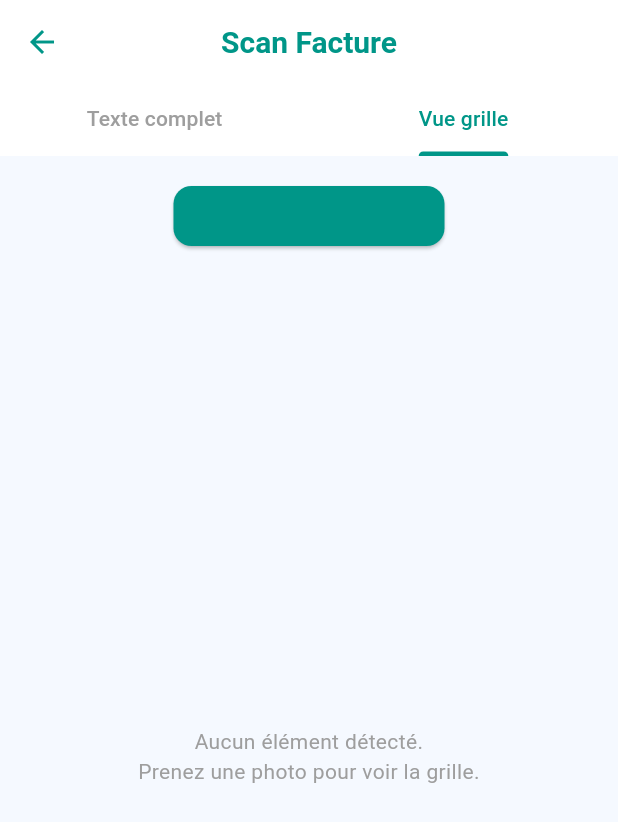
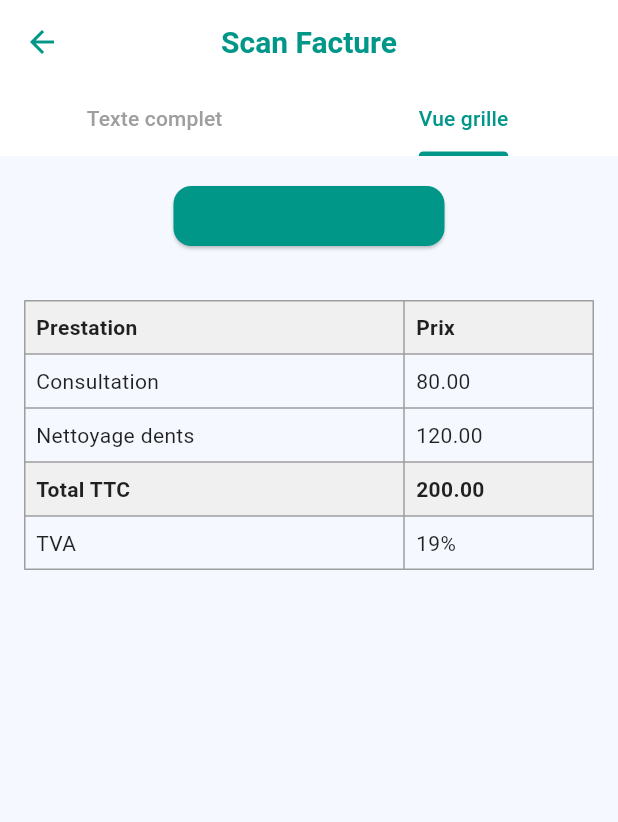
Before and after one commit to sabri-jammoussi/Projet_flutter_iit, a Flutter app: the RecognitionPage screen opened by its route, tab 2 chosen, on a phone screen of 412 x 824 dp. Shown: the top 822 px of the screen. Run offline on Flutter 3.47's test engine with Material 3 defaults, Android fonts, the phone set to English and light mode, and no system bars; our stand-ins replace carousel_slider, cloud_firestore, firebase_auth, firebase_core, fl_chart, flutter_local_notifications and 8 more; missing offline and left inert: google_mlkit_text_recognition; accounts and stored records are empty.

Commit message:
fix scan facture

```diff
--- a/lib/config/global_params.dart
+++ b/lib/config/global_params.dart
@@ -43,7 +43,7 @@ class GlobalParams {
       "route": "/statistiques"
     },
     {
-      "title": "Notification",
+      "title": "notification",
       "icon": Icon(
         Icons.notifications,
         color: Colors.teal,
@@ -51,7 +51,7 @@ class GlobalParams {
       "route": "/notifications"
     },
     {
-      "title": "mlkit",
+      "title": "scan_invoice",
       "icon": Icon(
         Icons.contact_page,
         color: Colors.teal,
--- a/lib/pages/home/home_page.dart
+++ b/lib/pages/home/home_page.dart
@@ -156,7 +156,7 @@ class _HomePageState extends State<HomePage> {
                         const BillingPage()),
                     _buildQuickButton(context, Icons.bar_chart, 'statistics'.tr,
                         StatisticsPage()),
-                    _buildQuickButton(context, Icons.scanner, 'ML_Kit',
+                    _buildQuickButton(context, Icons.scanner, 'scan_invoice'.tr,
                         const RecognitionPage()),
                     _buildQuickButton(context, Icons.notifications,
                         'notification'.tr, const NotificationHistoryPage()),
--- a/lib/pages/scanFacture/scanFacture_page.dart
+++ b/lib/pages/scanFacture/scanFacture_page.dart
@@ -188,65 +188,89 @@ class _RecognitionPageState extends State<RecognitionPage> {
                     ),
                   ),
                 Expanded(
-                  child: textElements.isEmpty
-                      ? Center(
-                          child: Text(
-                            "Aucun élément détecté.\nPrenez une photo pour voir la grille.",
-                            textAlign: TextAlign.center,
-                            style: Theme.of(context)
-                                .textTheme
-                                .bodyMedium
-                                ?.copyWith(color: Colors.grey),
-                          ),
-                        )
-                      : GridView.builder(
-                          padding: const EdgeInsets.all(16),
-                          gridDelegate:
-                              const SliverGridDelegateWithFixedCrossAxisCount(
-                            crossAxisCount: 2,
-                            crossAxisSpacing: 10,
-                            mainAxisSpacing: 10,
-                            childAspectRatio: 1.2,
-                          ),
-                          itemCount: textElements.length,
-                          itemBuilder: (context, index) {
-                            final element = textElements[index];
-                            return Card(
-                              elevation: 3,
-                              shape: RoundedRectangleBorder(
-                                borderRadius: BorderRadius.circular(12),
-                                side: BorderSide(
-                                    color: Theme.of(context).primaryColor),
-                              ),
-                              child: Padding(
-                                padding: const EdgeInsets.all(12),
-                                child: Column(
-                                  crossAxisAlignment: CrossAxisAlignment.start,
-                                  children: [
-                                    Text(
-                                      element.text,
-                                      style: Theme.of(context)
-                                          .textTheme
-                                          .bodyMedium
-                                          ?.copyWith(
-                                              fontWeight: FontWeight.w600),
-                                      maxLines: 3,
-                                      overflow: TextOverflow.ellipsis,
-                                    ),
-                                    const Spacer(),
-                                    Text(
-                                      'Confiance : ${(element.confidence! * 100).toStringAsFixed(1)}%',
-                                      style: Theme.of(context)
-                                          .textTheme
-                                          .labelSmall
-                                          ?.copyWith(color: Colors.grey[600]),
-                                    ),
-                                  ],
-                                ),
-                              ),
-                            );
-                          },
+                  child: SingleChildScrollView(
+                    padding: const EdgeInsets.all(16),
+                    child: Table(
+                      border: TableBorder.all(color: Colors.grey),
+                      columnWidths: const {
+                        0: FlexColumnWidth(2),
+                        1: FlexColumnWidth(1),
+                      },
+                      children: [
+                        // Header
+                        const TableRow(
+                          decoration: BoxDecoration(color: Color(0xfff0f0f0)),
+                          children: [
+                            Padding(
+                              padding: EdgeInsets.all(8),
+                              child: Text("Prestation",
+                                  style:
+                                      TextStyle(fontWeight: FontWeight.bold)),
+                            ),
+                            Padding(
+                              padding: EdgeInsets.all(8),
+                              child: Text("Prix",
+                                  style:
+                                      TextStyle(fontWeight: FontWeight.bold)),
+                            ),
+                          ],
                         ),
+                        const TableRow(
+                          children: [
+                            Padding(
+                              padding: EdgeInsets.all(8),
+                              child: Text("Consultation"),
+                            ),
+                            Padding(
+                              padding: EdgeInsets.all(8),
+                              child: Text("80.00"),
+                            ),
+                          ],
+                        ),
+                        const TableRow(
+                          children: [
+                            Padding(
+                              padding: EdgeInsets.all(8),
+                              child: Text("Nettoyage dents"),
+                            ),
+                            Padding(
+                              padding: EdgeInsets.all(8),
+                              child: Text("120.00"),
+                            ),
+                          ],
+                        ),
+                        const TableRow(
+                          decoration: BoxDecoration(color: Color(0xfff0f0f0)),
+                          children: [
+                            Padding(
+                              padding: EdgeInsets.all(8),
+                              child: Text("Total TTC",
+                                  style:
+                                      TextStyle(fontWeight: FontWeight.bold)),
+                            ),
+                            Padding(
+                              padding: EdgeInsets.all(8),
+                              child: Text("200.00",
+                                  style:
+                                      TextStyle(fontWeight: FontWeight.bold)),
+                            ),
+                          ],
+                        ),
+                        const TableRow(
+                          children: [
+                            Padding(
+                              padding: EdgeInsets.all(8),
+                              child: Text("TVA"),
+                            ),
+                            Padding(
+                              padding: EdgeInsets.all(8),
+                              child: Text("19%"),
+                            ),
+                          ],
+                        ),
+                      ],
+                    ),
+                  ),
                 ),
               ],
             ),
--- a/lib/translations/LocaleString.dart
+++ b/lib/translations/LocaleString.dart
@@ -25,6 +25,7 @@ class LocalString extends Translations {
           'settings': 'Paramètres',
           'logout': 'Déconnexion',
           'notification': 'Notifications',
+          'scan_invoice': 'Scanner la facture',
         },
         'en': {
           'maps': 'Go to Maps',
@@ -49,6 +50,7 @@ class LocalString extends Translations {
           'settings': 'Settings',
           'logout': 'Logout',
           'notification': 'Notifications',
+          'scan_invoice': 'Scan Invoice',
         },
         'ar': {
           'maps': 'انتقل إلى الخرائط',
@@ -72,6 +74,7 @@ class LocalString extends Translations {
           'settings': 'الإعدادات',
           'logout': 'تسجيل الخروج',
           'notification': 'الإشعارات',
+          'scan_invoice': 'مسح الفاتورة',
         },
       };
 }
```
Also changed, not shown: lib/pages/parametre/parametre_page.dart (+6 -4 lines), 3 other files.
